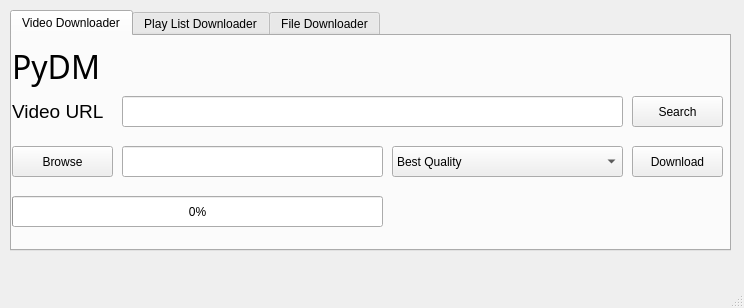
The window that main.ui (zeyad-hisham-cyper/Pyhon_Download_Manager) describes before a commit, drawn with Qt 5.
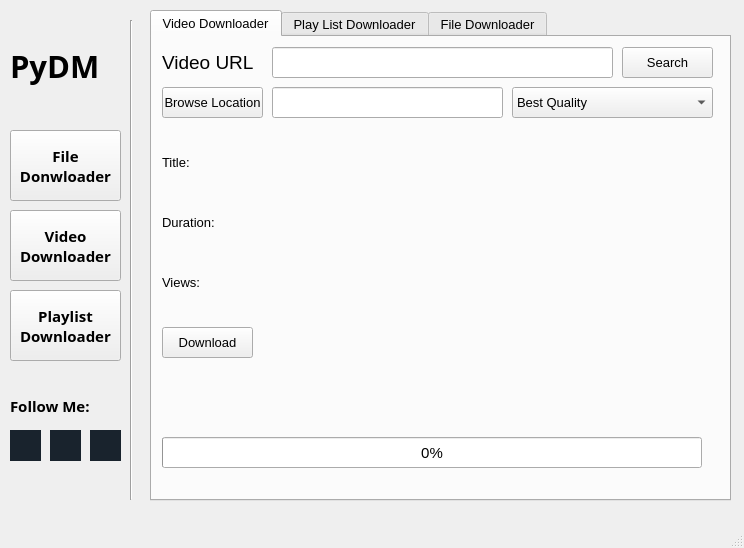
The same window after the commit. The open tabs and pages were chosen to show the change. Icons and pictures are not drawn.

```diff
--- a/main.ui
+++ b/main.ui
@@ -7,7 +7,7 @@
     <x>0</x>
     <y>0</y>
     <width>744</width>
-    <height>308</height>
+    <height>548</height>
    </rect>
   </property>
   <property name="windowTitle">
@@ -2021,12 +2021,17 @@
    <widget class="QTabWidget" name="tabWidget">
     <property name="geometry">
      <rect>
-      <x>10</x>
+      <x>150</x>
       <y>10</y>
-      <width>721</width>
-      <height>241</height>
+      <width>581</width>
+      <height>491</height>
      </rect>
     </property>
+    <property name="font">
+     <font>
+      <pointsize>10</pointsize>
+     </font>
+    </property>
     <property name="currentIndex">
      <number>1</number>
     </property>
@@ -2037,22 +2042,27 @@
      <widget class="QPushButton" name="pushButton">
       <property name="geometry">
        <rect>
-        <x>0</x>
-        <y>110</y>
+        <x>10</x>
+        <y>50</y>
         <width>101</width>
         <height>31</height>
        </rect>
       </property>
+      <property name="font">
+       <font>
+        <pointsize>10</pointsize>
+       </font>
+      </property>
       <property name="text">
-       <string>Browse</string>
+       <string>Browse Location</string>
       </property>
      </widget>
      <widget class="QLineEdit" name="videoURL">
       <property name="geometry">
        <rect>
-        <x>110</x>
-        <y>60</y>
-        <width>501</width>
+        <x>120</x>
+        <y>10</y>
+        <width>341</width>
         <height>31</height>
        </rect>
       </property>
@@ -2060,12 +2070,17 @@
      <widget class="QProgressBar" name="progressBar">
       <property name="geometry">
        <rect>
-        <x>0</x>
-        <y>160</y>
-        <width>371</width>
+        <x>10</x>
+        <y>400</y>
+        <width>540</width>
         <height>31</height>
        </rect>
       </property>
+      <property name="font">
+       <font>
+        <pointsize>11</pointsize>
+       </font>
+      </property>
       <property name="value">
        <number>0</number>
       </property>
@@ -2073,12 +2088,17 @@
      <widget class="QPushButton" name="Download1_2">
       <property name="geometry">
        <rect>
-        <x>620</x>
-        <y>60</y>
+        <x>470</x>
+        <y>10</y>
         <width>91</width>
         <height>31</height>
        </rect>
       </property>
+      <property name="font">
+       <font>
+        <pointsize>10</pointsize>
+       </font>
+      </property>
       <property name="text">
        <string>Search</string>
       </property>
@@ -2086,9 +2106,9 @@
      <widget class="QLineEdit" name="lineEdit">
       <property name="geometry">
        <rect>
-        <x>110</x>
-        <y>110</y>
-        <width>261</width>
+        <x>120</x>
+        <y>50</y>
+        <width>231</width>
         <height>31</height>
        </rect>
       </property>
@@ -2096,12 +2116,17 @@
      <widget class="QPushButton" name="Download1">
       <property name="geometry">
        <rect>
-        <x>620</x>
-        <y>110</y>
+        <x>10</x>
+        <y>290</y>
         <width>91</width>
         <height>31</height>
        </rect>
       </property>
+      <property name="font">
+       <font>
+        <pointsize>10</pointsize>
+       </font>
+      </property>
       <property name="text">
        <string>Download</string>
       </property>
@@ -2109,9 +2134,9 @@
      <widget class="QComboBox" name="comboBox">
       <property name="geometry">
        <rect>
-        <x>380</x>
-        <y>110</y>
-        <width>231</width>
+        <x>360</x>
+        <y>50</y>
+        <width>201</width>
         <height>31</height>
        </rect>
       </property>
@@ -2121,36 +2146,11 @@
        </property>
       </item>
      </widget>
-     <widget class="QLabel" name="Title">
-      <property name="geometry">
-       <rect>
-        <x>0</x>
-        <y>10</y>
-        <width>701</width>
-        <height>41</height>
-       </rect>
-      </property>
-      <property name="font">
-       <font>
-        <family>Gotham Bold</family>
-        <pointsize>24</pointsize>
-        <weight>50</weight>
-        <italic>false</italic>
-        <bold>false</bold>
-        <underline>false</underline>
-        <strikeout>false</strikeout>
-        <kerning>true</kerning>
-       </font>
-      </property>
-      <property name="text">
-       <string>PyDM</string>
-      </property>
-     </widget>
      <widget class="QLabel" name="label">
       <property name="geometry">
        <rect>
-        <x>0</x>
-        <y>60</y>
+        <x>10</x>
+        <y>10</y>
         <width>110</width>
         <height>31</height>
        </rect>
@@ -2167,9 +2167,9 @@
      <widget class="QLabel" name="label_4">
       <property name="geometry">
        <rect>
-        <x>380</x>
-        <y>160</y>
-        <width>321</width>
+        <x>10</x>
+        <y>340</y>
+        <width>540</width>
         <height>31</height>
        </rect>
       </property>
@@ -2184,6 +2184,60 @@
        <string/>
       </property>
      </widget>
+     <widget class="QLabel" name="label_7">
+      <property name="geometry">
+       <rect>
+        <x>10</x>
+        <y>110</y>
+        <width>550</width>
+        <height>31</height>
+       </rect>
+      </property>
+      <property name="font">
+       <font>
+        <pointsize>10</pointsize>
+       </font>
+      </property>
+      <property name="text">
+       <string>Title:</string>
+      </property>
+     </widget>
+     <widget class="QLabel" name="label_8">
+      <property name="geometry">
+       <rect>
+        <x>10</x>
+        <y>170</y>
+        <width>550</width>
+        <height>31</height>
+       </rect>
+      </property>
+      <property name="font">
+       <font>
+        <pointsize>10</pointsize>
+       </font>
+      </property>
+      <property name="text">
+       <string>Duration:</string>
+      </property>
+     </widget>
+     <widget class="QLabel" name="label_9">
+      <property name="geometry">
+       <rect>
+        <x>10</x>
+        <y>230</y>
+        <width>550</width>
+        <height>31</height>
+       </rect>
+      </property>
+      <property name="font">
+       <font>
+        <pointsize>10</pointsize>
+       </font>
+      </property>
+      <property name="text">
+       <string>Views:</string>
+      </property>
+     </widget>
     </widget>
     <widget class="QWidget" name="tab_2">
      <attribute name="title">
@@ -2402,6 +2456,222 @@
      </widget>
     </widget>
    </widget>
+   <widget class="Line" name="line">
+    <property name="geometry">
+     <rect>
+      <x>130</x>
+      <y>20</y>
+      <width>3</width>
+      <height>480</height>
+     </rect>
+    </property>
+    <property name="orientation">
+     <enum>Qt::Vertical</enum>
+    </property>
+   </widget>
+   <widget class="QPushButton" name="pushButton_4">
+    <property name="geometry">
+     <rect>
+      <x>10</x>
+      <y>130</y>
+      <width>111</width>
+      <height>71</height>
+     </rect>
+    </property>
+    <property name="font">
+     <font>
+      <family>Alien Encounters Solid</family>
+      <pointsize>11</pointsize>
+      <weight>75</weight>
+      <italic>false</italic>
+      <bold>true</bold>
+     </font>
+    </property>
+    <property name="text">
+     <string>File
+Donwloader</string>
+    </property>
+   </widget>
+   <widget class="QPushButton" name="pushButton_5">
+    <property name="geometry">
+     <rect>
+      <x>10</x>
+      <y>210</y>
+      <width>111</width>
+      <height>71</height>
+     </rect>
+    </property>
+    <property name="font">
+     <font>
+      <family>Alien Encounters Solid</family>
+      <pointsize>11</pointsize>
+      <weight>75</weight>
+      <italic>false</italic>
+      <bold>true</bold>
+     </font>
+    </property>
+    <property name="text">
+     <string>Video
+Downloader</string>
+    </property>
+   </widget>
+   <widget class="QPushButton" name="pushButton_6">
+    <property name="geometry">
+     <rect>
+      <x>10</x>
+      <y>290</y>
+      <width>111</width>
+      <height>71</height>
+     </rect>
+    </property>
+    <property name="font">
+     <font>
+      <family>Alien Encounters Solid</family>
+      <pointsize>11</pointsize>
+      <weight>75</weight>
+      <italic>false</italic>
+      <bold>true</bold>
+     </font>
+    </property>
+    <property name="text">
+     <string>Playlist
+Downloader</string>
+    </property>
+   </widget>
+   <widget class="QPushButton" name="pushButton_7">
+    <property name="geometry">
+     <rect>
+      <x>50</x>
+      <y>430</y>
+      <width>31</width>
+      <height>31</height>
+     </rect>
+    </property>
+    <property name="styleSheet">
+     <string notr="true">background-color: #19232D;
+border: 1px solid #19232D;</string>
+    </property>
+    <property name="text">
+     <string/>
+    </property>
+    <property name="icon">
+     <iconset resource="photo.qrc">
+      <normaloff>:/img/linkedin-icon.png</normaloff>:/img/linkedin-icon.png</iconset>
+    </property>
+    <property name="iconSize">
+     <size>
+      <width>30</width>
+      <height>30</height>
+     </size>
+    </property>
+    <property name="shortcut">
+     <string>Ctrl+R</string>
+    </property>
+   </widget>
+   <widget class="QPushButton" name="pushButton_8">
+    <property name="geometry">
+     <rect>
+      <x>10</x>
+      <y>430</y>
+      <width>31</width>
+      <height>31</height>
+     </rect>
+    </property>
+    <property name="styleSheet">
+     <string notr="true">background-color: #19232D;
+ border: 1px solid #19232D;</string>
+    </property>
+    <property name="text">
+     <string/>
+    </property>
+    <property name="icon">
+     <iconset resource="photo.qrc">
+      <normaloff>:/img/github-icon.png</normaloff>:/img/github-icon.png</iconset>
+    </property>
+    <property name="iconSize">
+     <size>
+      <width>30</width>
+      <height>30</height>
+     </size>
+    </property>
+    <property name="flat">
+     <bool>true</bool>
+    </property>
+   </widget>
+   <widget class="QPushButton" name="pushButton_9">
+    <property name="geometry">
+     <rect>
+      <x>90</x>
+      <y>430</y>
+      <width>31</width>
+      <height>31</height>
+     </rect>
+    </property>
+    <property name="styleSheet">
+     <string notr="true">background-color: #19232D;
+border: 1px solid #19232D;
+</string>
+    </property>
+    <property name="text">
+     <string/>
+    </property>
+    <property name="icon">
+     <iconset resource="photo.qrc">
+      <normaloff>:/img/facebook-icon.png</normaloff>:/img/facebook-icon.png</iconset>
+    </property>
+    <property name="iconSize">
+     <size>
+      <width>30</width>
+      <height>30</height>
+     </size>
+    </property>
+   </widget>
+   <widget class="QLabel" name="label_5">
+    <property name="geometry">
+     <rect>
+      <x>10</x>
+      <y>30</y>
+      <width>111</width>
+      <height>71</height>
+     </rect>
+    </property>
+    <property name="font">
+     <font>
+      <family>Alien Encounters Solid</family>
+      <pointsize>23</pointsize>
+      <weight>75</weight>
+      <italic>false</italic>
+      <bold>true</bold>
+      <kerning>true</kerning>
+     </font>
+    </property>
+    <property name="text">
+     <string>PyDM</string>
+    </property>
+   </widget>
+   <widget class="QLabel" name="label_6">
+    <property name="geometry">
+     <rect>
+      <x>10</x>
+      <y>390</y>
+      <width>111</width>
+      <height>31</height>
+     </rect>
+    </property>
+    <property name="font">
+     <font>
+      <family>Alien Encounters Solid</family>
+      <pointsize>11</pointsize>
+      <weight>75</weight>
+      <italic>false</italic>
+      <bold>true</bold>
+      <kerning>true</kerning>
+     </font>
+    </property>
+    <property name="text">
+     <string>Follow Me:</string>
+    </property>
+   </widget>
   </widget>
   <widget class="QMenuBar" name="menubar">
    <property name="geometry">
```
Left out of the diff: 210 changed lines with no effect on the pictures.
